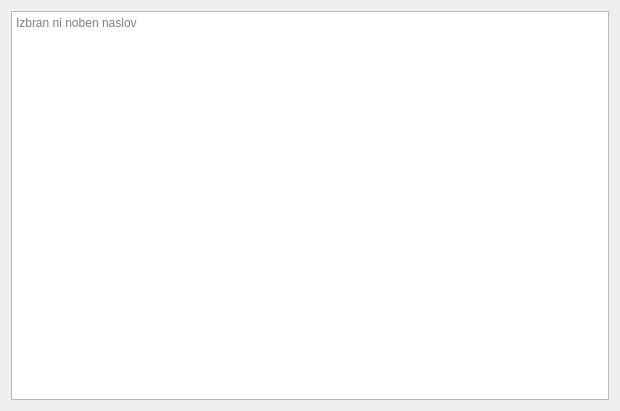
Above: gui/dialogs/maillist.ui from vernocte/torba before the change. Below: the same form after it.
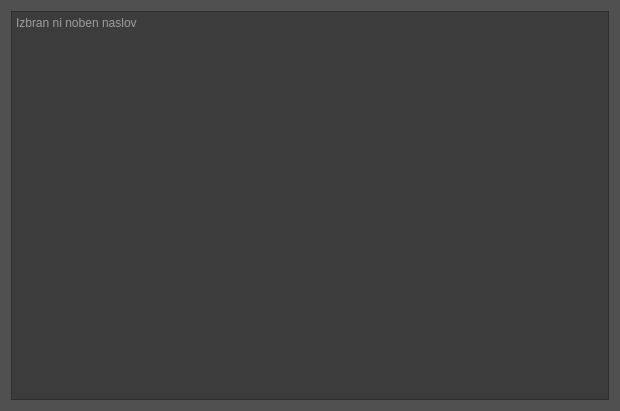
That is the form after the change.

```diff
--- a/gui/dialogs/maillist.ui
+++ b/gui/dialogs/maillist.ui
@@ -10,12 +10,28 @@
     <height>411</height>
    </rect>
   </property>
+  <property name="font">
+   <font>
+    <pointsize>12</pointsize>
+   </font>
+  </property>
   <property name="windowTitle">
-   <string>Dialog</string>
+   <string>Seznam elektronskih naslovov</string>
+  </property>
+  <property name="styleSheet">
+   <string notr="true">background-color: rgb(80, 80, 80);
+</string>
   </property>
   <layout class="QGridLayout" name="gridLayout">
    <item row="0" column="0">
     <widget class="QTextEdit" name="text">
+     <property name="font">
+      <font/>
+     </property>
+     <property name="styleSheet">
+      <string notr="true">background-color: rgb(60, 60, 60);
+color: white;</string>
+     </property>
      <property name="textInteractionFlags">
       <set>Qt::LinksAccessibleByKeyboard|Qt::LinksAccessibleByMouse|Qt::TextBrowserInteraction|Qt::TextSelectableByKeyboard|Qt::TextSelectableByMouse</set>
      </property>
```
